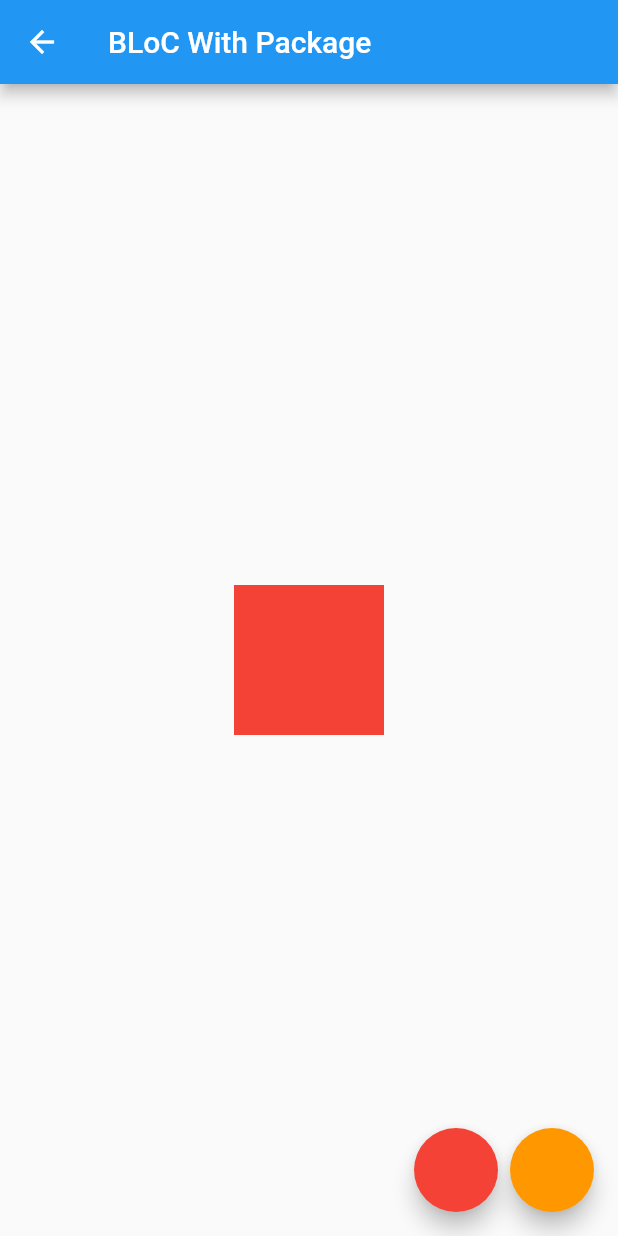
After one commit to AjiSetya/statemanagement_dasar, a Flutter app: the BlocKedua screen opened directly, on a phone screen of 412 x 824 dp. The commit adds this screen. Run offline on Flutter 3.47's test engine with Material 2 defaults, Android fonts, the phone set to English and light mode, and no system bars; our stand-ins replace flutter_bloc.

Commit message:
❌ belajar package BLoC

```diff
--- /dev/null
+++ b/lib/bloc2/bloc2.dart
@@ -0,0 +1,51 @@
+import 'package:flutter/material.dart';
+import 'package:flutter_bloc/flutter_bloc.dart';
+import 'package:providerstatemanagement/bloc2/color_bloc2.dart';
+
+class BlocKedua extends StatelessWidget {
+  @override
+  Widget build(BuildContext context) {
+    ColorBloc2 bloc2 = BlocProvider.of(context);
+
+    return BlocProvider(
+      create: (context) => ColorBloc2(Colors.red),
+      child: Scaffold(
+        appBar: AppBar(
+          title: Text("BLoC With Package"),
+        ),
+        body: Center(
+          child: BlocBuilder<ColorBloc2, Color>(
+            builder: (context, currentColor) => AnimatedContainer(
+              duration: Duration(milliseconds: 500),
+              height: 100,
+              width: 100,
+              color: currentColor,
+            ),
+          ),
+        ),
+        floatingActionButton: Row(
+          mainAxisAlignment: MainAxisAlignment.end,
+          children: <Widget>[
+            FloatingActionButton(
+              heroTag: "btn1",
+              onPressed: () {
+                bloc2.add(ColorEvent.to_red);
+              },
+              backgroundColor: Colors.red,
+            ),
+            SizedBox(
+              width: 8,
+            ),
+            FloatingActionButton(
+              heroTag: "btn2",
+              onPressed: () {
+                bloc2.add(ColorEvent.to_orange);
+              },
+              backgroundColor: Colors.orange,
+            )
+          ],
+        ),
+      ),
+    );
+  }
+}
--- /dev/null
+++ b/lib/bloc2/color_bloc2.dart
@@ -0,0 +1,16 @@
+import 'package:flutter/material.dart';
+import 'package:flutter_bloc/flutter_bloc.dart';
+
+enum ColorEvent { to_red, to_orange }
+
+class ColorBloc2 extends Bloc<ColorEvent, Color> {
+  Color _color = Colors.red;
+
+  ColorBloc2(Color initialState) : super(initialState);
+
+  @override
+  Stream<Color> mapEventToState(ColorEvent event) async* {
+    _color = (event == ColorEvent.to_red) ? Colors.red : Colors.orange;
+    yield _color;
+  }
+}
--- a/pubspec.yaml
+++ b/pubspec.yaml
@@ -29,6 +29,7 @@ dependencies:
   # Use with the CupertinoIcons class for iOS style icons.
   cupertino_icons: ^0.1.3
   provider: ^4.3.0
+  flutter_bloc: ^5.0.1
 
 dev_dependencies:
   flutter_test:
```
Also changed, not shown: lib/main.dart (+11 -1 lines), pubspec.lock.
